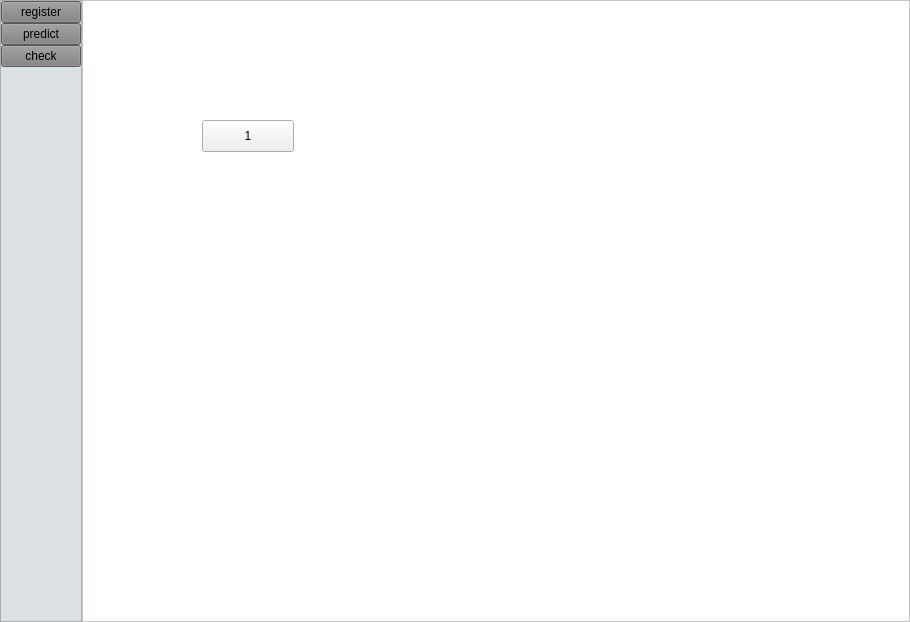
Before: the Qt Designer form others/ui/mainwindow.ui in haonanzhang314/python-opencv, drawn with Qt 5.
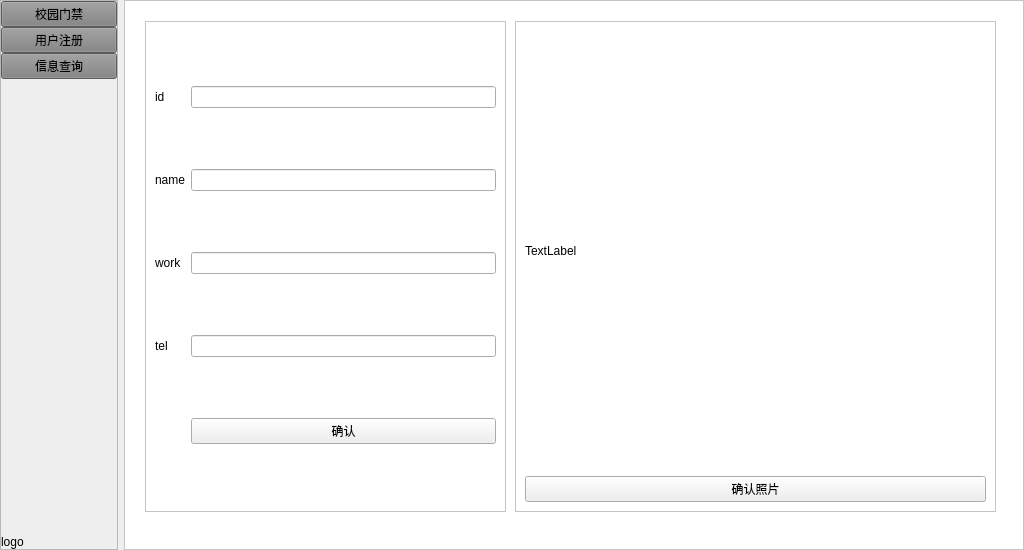
After: the same form once the commit is applied. The open tabs and pages were chosen to show the change.

Commit message: qt_register——2

What changed in the file:
```diff
--- a/others/ui/mainwindow.ui
+++ b/others/ui/mainwindow.ui
@@ -6,15 +6,21 @@
    <rect>
     <x>0</x>
     <y>0</y>
-    <width>910</width>
-    <height>622</height>
+    <width>1024</width>
+    <height>550</height>
    </rect>
   </property>
+  <property name="maximumSize">
+   <size>
+    <width>1024</width>
+    <height>600</height>
+   </size>
+  </property>
   <property name="windowTitle">
    <string>MainWindow</string>
   </property>
   <widget class="QWidget" name="centralwidget">
-   <layout class="QGridLayout" name="gridLayout">
+   <layout class="QGridLayout" name="gridLayout_2">
     <property name="leftMargin">
      <number>0</number>
     </property>
@@ -27,71 +33,16 @@
     <property name="bottomMargin">
      <number>0</number>
     </property>
-    <property name="spacing">
-     <number>0</number>
-    </property>
-    <item row="0" column="1">
-     <widget class="QFrame" name="frame_content">
-      <property name="styleSheet">
-       <string notr="true">QFrame { background-color : white }</string>
-      </property>
-      <property name="frameShape">
-       <enum>QFrame::StyledPanel</enum>
-      </property>
-      <property name="frameShadow">
-       <enum>QFrame::Raised</enum>
-      </property>
-      <layout class="QVBoxLayout" name="verticalLayout_2">
-       <item>
-        <widget class="QStackedWidget" name="stackedWidget">
-         <property name="currentIndex">
-          <number>0</number>
-         </property>
-         <widget class="QWidget" name="page">
-          <widget class="QPushButton" name="pushButton">
-           <property name="geometry">
-            <rect>
-             <x>110</x>
-             <y>110</y>
-             <width>92</width>
-             <height>32</height>
-            </rect>
-           </property>
-           <property name="text">
-            <string>1</string>
-           </property>
-          </widget>
-         </widget>
-         <widget class="QWidget" name="page_2">
-          <widget class="QRadioButton" name="radioButton">
-           <property name="geometry">
-            <rect>
-             <x>160</x>
-             <y>190</y>
-             <width>118</width>
-             <height>29</height>
-            </rect>
-           </property>
-           <property name="text">
-            <string>2</string>
-           </property>
-          </widget>
-         </widget>
-        </widget>
-       </item>
-      </layout>
-     </widget>
-    </item>
     <item row="0" column="0">
-     <widget class="QFrame" name="frame_emu">
+     <widget class="QFrame" name="menu">
       <property name="maximumSize">
        <size>
-        <width>200</width>
+        <width>124</width>
         <height>16777215</height>
        </size>
       </property>
       <property name="styleSheet">
-       <string notr="true">QFrame { background-color : rgb(219, 224, 227) }</string>
+       <string notr="true">QFrame { background-color : rgb(238, 238, 238)}</string>
       </property>
       <property name="frameShape">
        <enum>QFrame::StyledPanel</enum>
@@ -99,6 +50,9 @@
       <property name="frameShadow">
        <enum>QFrame::Raised</enum>
       </property>
+      <property name="lineWidth">
+       <number>1</number>
+      </property>
       <layout class="QVBoxLayout" name="verticalLayout">
        <property name="spacing">
         <number>0</number>
@@ -121,7 +75,7 @@
           <string notr="true">QPushButton{ background-color : grey }</string>
          </property>
          <property name="text">
-          <string>register</string>
+          <string>校园门禁</string>
          </property>
         </widget>
        </item>
@@ -131,7 +85,7 @@
           <string notr="true">QPushButton{ background-color : grey }</string>
          </property>
          <property name="text">
-          <string>predict</string>
+          <string>用户注册</string>
          </property>
         </widget>
        </item>
@@ -141,7 +95,7 @@
           <string notr="true">QPushButton{ background-color : grey }</string>
          </property>
          <property name="text">
-          <string>check</string>
+          <string>信息查询</string>
          </property>
         </widget>
        </item>
@@ -158,19 +112,26 @@
          </property>
         </spacer>
        </item>
+       <item>
+        <widget class="QLabel" name="logo">
+         <property name="text">
+          <string>logo</string>
+         </property>
+        </widget>
+       </item>
       </layout>
      </widget>
     </item>
-    <item row="1" column="0" colspan="2">
-     <widget class="QFrame" name="frame">
+    <item row="0" column="1">
+     <widget class="QFrame" name="frame_content">
       <property name="maximumSize">
        <size>
-        <width>16777215</width>
-        <height>20</height>
+        <width>900</width>
+        <height>600</height>
        </size>
       </property>
       <property name="styleSheet">
-       <string notr="true">QFrame { background-color : rgb(99, 177, 172) }</string>
+       <string notr="true">QFrame { background-color : white }</string>
       </property>
       <property name="frameShape">
        <enum>QFrame::StyledPanel</enum>
@@ -178,6 +139,248 @@
       <property name="frameShadow">
        <enum>QFrame::Raised</enum>
       </property>
+      <property name="lineWidth">
+       <number>0</number>
+      </property>
+      <layout class="QVBoxLayout" name="verticalLayout_2">
+       <property name="spacing">
+        <number>0</number>
+       </property>
+       <property name="leftMargin">
+        <number>0</number>
+       </property>
+       <property name="topMargin">
+        <number>0</number>
+       </property>
+       <property name="rightMargin">
+        <number>0</number>
+       </property>
+       <property name="bottomMargin">
+        <number>0</number>
+       </property>
+       <item>
+        <widget class="QStackedWidget" name="stackedWidget">
+         <property name="maximumSize">
+          <size>
+           <width>900</width>
+           <height>600</height>
+          </size>
+         </property>
+         <property name="lineWidth">
+          <number>0</number>
+         </property>
+         <property name="currentIndex">
+          <number>0</number>
+         </property>
+         <widget class="QWidget" name="main_index">
+          <layout class="QGridLayout" name="gridLayout">
+           <item row="0" column="0">
+            <widget class="QFrame" name="information">
+             <property name="maximumSize">
+              <size>
+               <width>260</width>
+               <height>400</height>
+              </size>
+             </property>
+             <property name="frameShape">
+              <enum>QFrame::StyledPanel</enum>
+             </property>
+             <property name="frameShadow">
+              <enum>QFrame::Raised</enum>
+             </property>
+             <layout class="QGridLayout" name="gridLayout_3">
+              <item row="4" column="0">
+               <widget class="QLabel" name="index_label_tel">
+                <property name="text">
+                 <string>TEL</string>
+                </property>
+               </widget>
+              </item>
+              <item row="0" column="0">
+               <widget class="QLabel" name="index_labe_name">
+                <property name="text">
+                 <string>NAME</string>
+                </property>
+               </widget>
+              </item>
+              <item row="2" column="0">
+               <widget class="QLabel" name="index_label_id">
+                <property name="text">
+                 <string>ID</string>
+                </property>
+               </widget>
+              </item>
+              <item row="3" column="0">
+               <widget class="QLabel" name="index_lable_work">
+                <property name="text">
+                 <string>WORK</string>
+                </property>
+               </widget>
+              </item>
+              <item row="0" column="1">
+               <widget class="QLineEdit" name="index_input_name"/>
+              </item>
+              <item row="2" column="1">
+               <widget class="QLineEdit" name="index_input_id"/>
+              </item>
+              <item row="3" column="1">
+               <widget class="QLineEdit" name="index_input_work"/>
+              </item>
+              <item row="4" column="1">
+               <widget class="QLineEdit" name="index_input_tel"/>
+              </item>
+             </layout>
+            </widget>
+           </item>
+           <item row="1" column="0">
+            <widget class="QFrame" name="index_pass">
+             <property name="maximumSize">
+              <size>
+               <width>16777215</width>
+               <height>200</height>
+              </size>
+             </property>
+             <property name="frameShape">
+              <enum>QFrame::StyledPanel</enum>
+             </property>
+             <property name="frameShadow">
+              <enum>QFrame::Raised</enum>
+             </property>
+            </widget>
+           </item>
+           <item row="0" column="1" rowspan="2">
+            <widget class="QFrame" name="index_video">
+             <property name="maximumSize">
+              <size>
+               <width>640</width>
+               <height>16777215</height>
+              </size>
+             </property>
+             <property name="frameShape">
+              <enum>QFrame::StyledPanel</enum>
+             </property>
+             <property name="frameShadow">
+              <enum>QFrame::Raised</enum>
+             </property>
+            </widget>
+           </item>
+          </layout>
+         </widget>
+         <widget class="QWidget" name="main_register">
+          <widget class="QFrame" name="register_video_frame">
+           <property name="geometry">
+            <rect>
+             <x>390</x>
+             <y>20</y>
+             <width>481</width>
+             <height>491</height>
+            </rect>
+           </property>
+           <property name="maximumSize">
+            <size>
+             <width>640</width>
+             <height>16777215</height>
+            </size>
+           </property>
+           <property name="frameShape">
+            <enum>QFrame::StyledPanel</enum>
+           </property>
+           <property name="frameShadow">
+            <enum>QFrame::Raised</enum>
+           </property>
+           <layout class="QVBoxLayout" name="verticalLayout_3">
+            <item>
+             <widget class="QLabel" name="register_video">
+              <property name="maximumSize">
+               <size>
+                <width>640</width>
+                <height>480</height>
+               </size>
+              </property>
+              <property name="text">
+               <string>TextLabel</string>
+              </property>
+             </widget>
+            </item>
+            <item>
+             <widget class="QPushButton" name="register_video_pushbutton">
+              <property name="text">
+               <string>确认照片</string>
+              </property>
+             </widget>
+            </item>
+           </layout>
+          </widget>
+          <widget class="QFrame" name="frame">
+           <property name="geometry">
+            <rect>
+             <x>20</x>
+             <y>20</y>
+             <width>361</width>
+             <height>491</height>
+            </rect>
+           </property>
+           <property name="frameShape">
+            <enum>QFrame::StyledPanel</enum>
+           </property>
+           <property name="frameShadow">
+            <enum>QFrame::Raised</enum>
+           </property>
+           <layout class="QGridLayout" name="gridLayout_4">
+            <item row="0" column="0">
+             <widget class="QLabel" name="register_label_id">
+              <property name="text">
+               <string>id</string>
+              </property>
+             </widget>
+            </item>
+            <item row="0" column="1">
+             <widget class="QLineEdit" name="register_input_id"/>
+            </item>
+            <item row="3" column="0">
+             <widget class="QLabel" name="register_label_tel">
+              <property name="text">
+               <string>tel</string>
+              </property>
+             </widget>
+            </item>
+            <item row="1" column="0">
+             <widget class="QLabel" name="register_label_name">
+              <property name="text">
+               <string>name</string>
+              </property>
+             </widget>
+            </item>
+            <item row="3" column="1">
+             <widget class="QLineEdit" name="register_input_tel"/>
+            </item>
+            <item row="2" column="0">
+             <widget class="QLabel" name="register_label_work">
+              <property name="text">
+               <string>work</string>
+              </property>
+             </widget>
+            </item>
+            <item row="1" column="1">
+             <widget class="QLineEdit" name="register_input_name"/>
+            </item>
+            <item row="2" column="1">
+             <widget class="QLineEdit" name="register_input_work"/>
+            </item>
+            <item row="4" column="1">
+             <widget class="QPushButton" name="pushButton">
+              <property name="text">
+               <string>确认</string>
+              </property>
+             </widget>
+            </item>
+           </layout>
+          </widget>
+         </widget>
+         <widget class="QWidget" name="main_search"/>
+        </widget>
+       </item>
+      </layout>
      </widget>
     </item>
    </layout>
```
Left out of the diff: 16 changed lines with no effect on the pictures. The commit also changes 4 other files.
